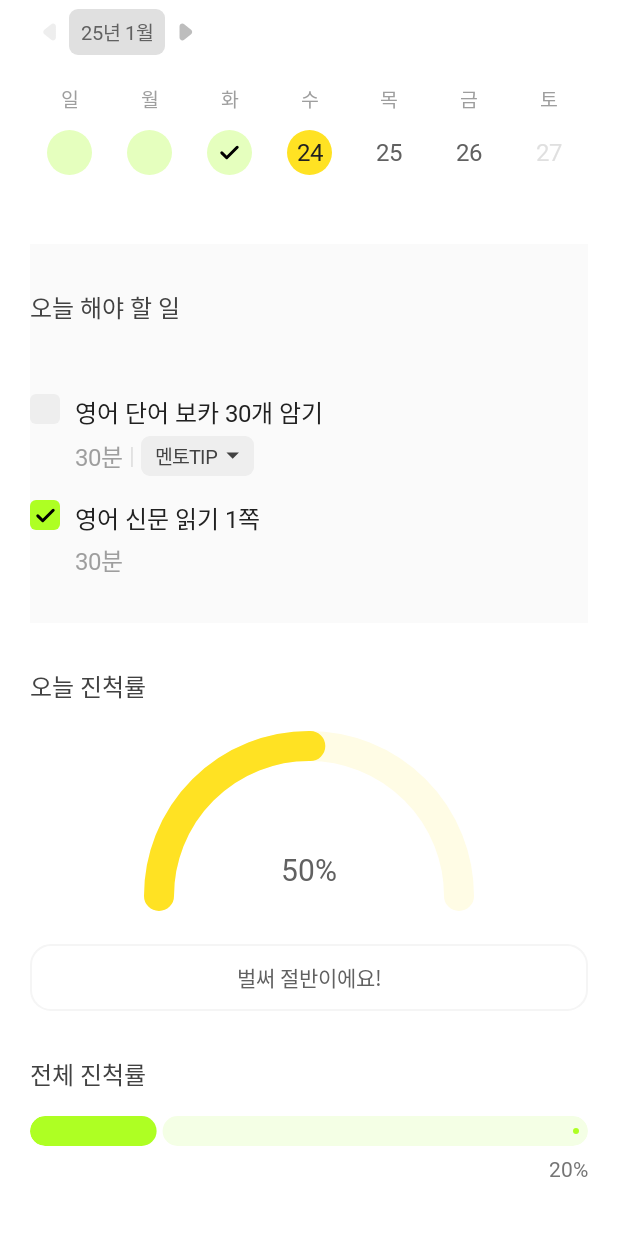
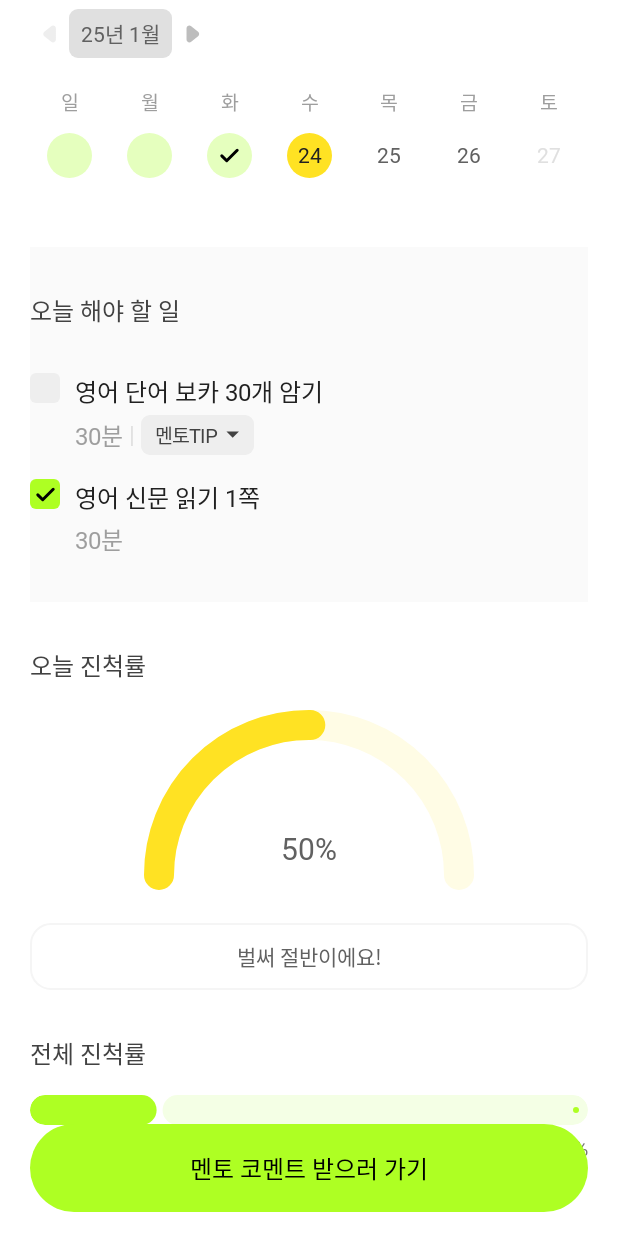
Before and after one commit to Central-MakeUs/GoalMate-Android, an Android app built with Jetpack Compose: the @Preview function MyGoalProgressContentPreview, on a phone screen of 412 x 824 dp. Run offline under Robolectric (Android 15) with nearby library versions, the phone set to English and light mode, and no system bars; Roboto replaces fonts that are not available here; 1 statement that could not run was skipped.

Commit message:
ui: 코멘트 화면 이동 버튼 추가

```diff
--- a/app/src/main/java/cmc/goalmate/presentation/ui/progress/components/Calendar.kt
+++ b/app/src/main/java/cmc/goalmate/presentation/ui/progress/components/Calendar.kt
@@ -119,7 +119,7 @@ private fun YearMonthHeader(
 
         Text(
             text = label,
-            style = MaterialTheme.goalMateTypography.captionSemiBold,
+            style = MaterialTheme.goalMateTypography.bodySmall,
             color = MaterialTheme.goalMateColors.textButton,
             modifier = Modifier
                 .background(
--- a/app/src/main/java/cmc/goalmate/presentation/ui/progress/components/CircleProgressBar.kt
+++ b/app/src/main/java/cmc/goalmate/presentation/ui/progress/components/CircleProgressBar.kt
@@ -144,7 +144,7 @@ private fun TextContent(
 ) {
     Text(
         text = text,
-        style = MaterialTheme.goalMateTypography.buttonLabelLarge,
+        style = MaterialTheme.goalMateTypography.bodySmallMedium,
         color = color,
         modifier = Modifier,
     )
--- a/app/src/main/java/cmc/goalmate/presentation/ui/progress/inprogress/InProgressContent.kt
+++ b/app/src/main/java/cmc/goalmate/presentation/ui/progress/inprogress/InProgressContent.kt
@@ -2,6 +2,7 @@ package cmc.goalmate.presentation.ui.progress.inprogress
 
 import androidx.compose.foundation.background
 import androidx.compose.foundation.layout.Arrangement
+import androidx.compose.foundation.layout.Box
 import androidx.compose.foundation.layout.Column
 import androidx.compose.foundation.layout.Row
 import androidx.compose.foundation.layout.Spacer
@@ -20,19 +21,17 @@ import androidx.compose.ui.tooling.preview.Preview
 import androidx.compose.ui.unit.dp
 import cmc.goalmate.R
 import cmc.goalmate.app.navigation.NavigateToGoal
+import cmc.goalmate.presentation.components.GoalMateButton
 import cmc.goalmate.presentation.components.GoalMateProgressBar
 import cmc.goalmate.presentation.components.MoreOptionButton
 import cmc.goalmate.presentation.components.ThickDivider
-import cmc.goalmate.presentation.components.ThinDivider
 import cmc.goalmate.presentation.theme.GoalMateDimens
 import cmc.goalmate.presentation.theme.GoalMateTheme
 import cmc.goalmate.presentation.theme.color.White
 import cmc.goalmate.presentation.theme.goalMateColors
 import cmc.goalmate.presentation.theme.goalMateTypography
 import cmc.goalmate.presentation.ui.mygoals.MyGoalState
-import cmc.goalmate.presentation.ui.progress.components.CommentUiModel
 import cmc.goalmate.presentation.ui.progress.components.GoalMateCalendar
-import cmc.goalmate.presentation.ui.progress.components.RecentComment
 import cmc.goalmate.presentation.ui.progress.components.Subtitle
 import cmc.goalmate.presentation.ui.progress.components.ToDoItem
 import cmc.goalmate.presentation.ui.progress.components.TodayProgress
@@ -45,8 +44,9 @@ fun InProgressContent(
     onAction: (InProgressAction) -> Unit,
     modifier: Modifier = Modifier,
 ) {
+    Box(modifier = modifier) {
         Column(
-        modifier = modifier
+            modifier = Modifier
                 .padding(
                     top = 6.dp,
                     bottom = GoalMateDimens.ItemVerticalPaddingLarge,
@@ -62,6 +62,20 @@ fun InProgressContent(
                 goalInfo = state.goalInfo,
                 navigateToGoalDetail = { onAction(InProgressAction.NavigateToGoalDetail(state.goalInfo.goalId)) },
                 modifier = modifier.padding(horizontal = GoalMateDimens.HorizontalPadding),
+            )
+            Spacer(Modifier.size(86.dp))
+        }
+
+        GoalMateButton(
+            content = "멘토 코멘트 받으러 가기",
+            onClick = { onAction(InProgressAction.NavigateToComments(state.goalInfo.goalId)) },
+            modifier = Modifier
+                .align(Alignment.BottomCenter)
+                .fillMaxWidth()
+                .padding(
+                    horizontal = GoalMateDimens.HorizontalPadding,
+                    vertical = GoalMateDimens.BottomMargin,
+                ),
         )
     }
 }
@@ -99,15 +113,7 @@ private fun GoalProgress(
         AchievementProgress(
             currentProgressPercentage = state.currentAchievementRate,
             totalProgressPercentage = 20f, // TODO: 전체 진행률 고민중
-        )
-
-        ThinDivider()
-
-        CommentSection(
-            comment = state.recentComment,
-            moreOptionClicked = {
-                onAction(InProgressAction.NavigateToComments(state.goalInfo.goalId))
-            },
+            modifier = Modifier.padding(bottom = GoalMateDimens.ItemVerticalPaddingLarge),
         )
     }
 }
@@ -125,9 +131,7 @@ private fun GoalTasks(
             .padding(vertical = GoalMateDimens.ItemVerticalPaddingLarge),
         verticalArrangement = Arrangement.spacedBy(16.dp),
     ) {
-        Subtitle(title = "오늘 해야 할 일")
-
-        Spacer(Modifier.size(14.dp))
+        Subtitle(title = "오늘 해야 할 일", modifier = Modifier.padding(bottom = 14.dp))
 
         todos.forEach { todo ->
             ToDoItem(
@@ -171,35 +175,6 @@ private fun AchievementProgress(
             currentProgress = totalProgressPercentage,
             myGoalState = MyGoalState.IN_PROGRESS,
             thickness = 20.dp,
-            modifier = Modifier.fillMaxWidth(),
-        )
-    }
-}
-
-@Composable
-private fun CommentSection(
-    comment: CommentUiModel,
-    moreOptionClicked: () -> Unit,
-    modifier: Modifier = Modifier,
-) {
-    Column(
-        modifier = modifier,
-        verticalArrangement = Arrangement.spacedBy(16.dp),
-    ) {
-        Row(
-            modifier = Modifier.fillMaxWidth(),
-            verticalAlignment = Alignment.CenterVertically,
-            horizontalArrangement = Arrangement.SpaceBetween,
-        ) {
-            Subtitle(title = stringResource(R.string.goal_progress_comment_title))
-            MoreOptionButton(
-                label = "전체 보기",
-                onClick = moreOptionClicked,
-            )
-        }
-
-        RecentComment(
-            comment = comment,
             modifier = Modifier.fillMaxWidth(),
         )
     }
--- a/app/src/main/java/cmc/goalmate/presentation/ui/progress/inprogress/InProgressScreen.kt
+++ b/app/src/main/java/cmc/goalmate/presentation/ui/progress/inprogress/InProgressScreen.kt
@@ -27,7 +27,7 @@ fun InProgressScreen(
             title = state.goalInfo.title,
         )
 
-        InProgressContent(
+         InProgressContent(
             state = state,
             onAction = viewModel::onAction, // TODO: Action 분기 처리
         )
```
Lines whose indentation alone changed are shown as unchanged.
